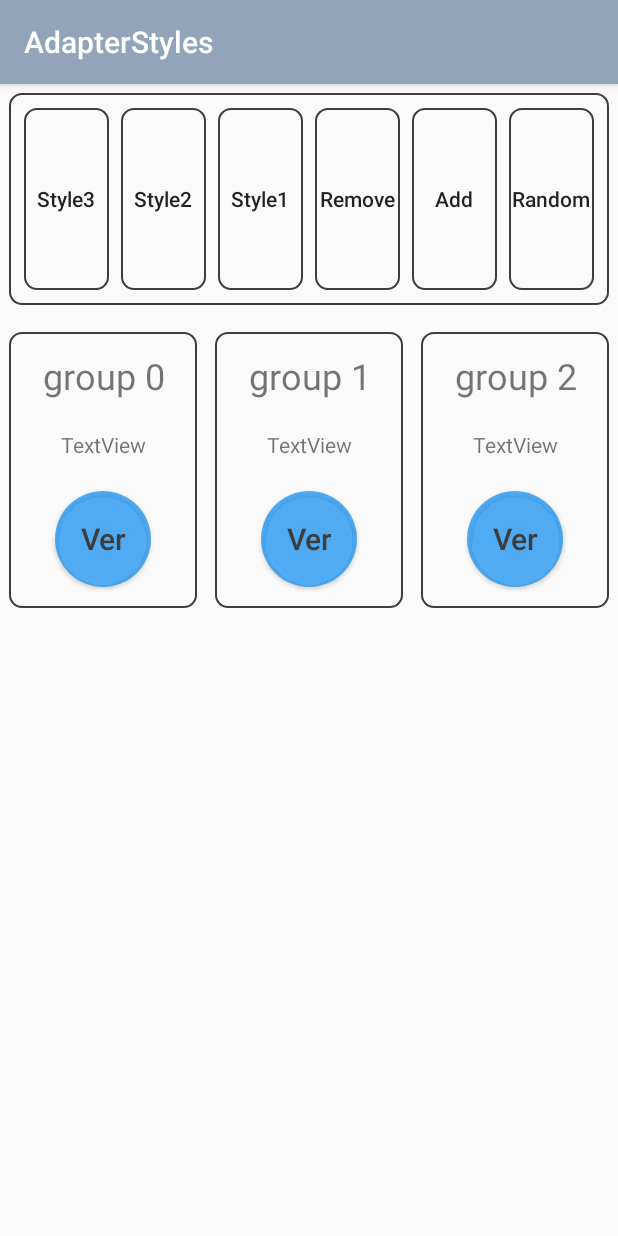
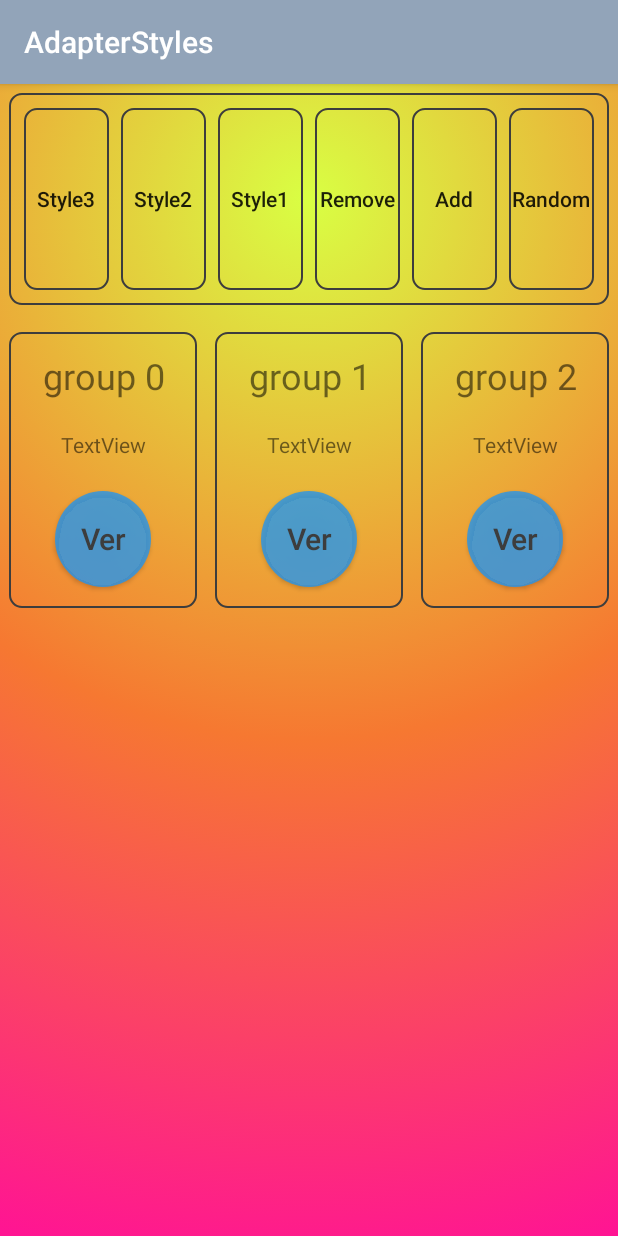
Before and after one commit to JavierEspinMegias/Android-recyclerView-examples, an Android app: the screen it shows after launch (MainActivity), on a phone screen of 412 x 824 dp. Run offline under Robolectric (Android 15) with nearby library versions, the phone set to English and light mode, and no system bars.

Commit message:
animation list

```diff
--- a/app/src/main/java/com/android/adapterstyles/MainActivity.java
+++ b/app/src/main/java/com/android/adapterstyles/MainActivity.java
@@ -1,13 +1,17 @@
 package com.android.adapterstyles;
 
 import androidx.appcompat.app.AppCompatActivity;
+import androidx.constraintlayout.widget.ConstraintLayout;
 import androidx.recyclerview.widget.GridLayoutManager;
 import androidx.recyclerview.widget.LinearLayoutManager;
 import androidx.recyclerview.widget.RecyclerView;
 import androidx.recyclerview.widget.StaggeredGridLayoutManager;
 
+import android.graphics.drawable.AnimationDrawable;
 import android.os.Bundle;
 import android.view.View;
+import android.view.animation.Animation;
+import android.view.animation.AnimationUtils;
 import android.widget.Button;
 import android.widget.ExpandableListView;
 import android.widget.LinearLayout;
@@ -32,10 +36,22 @@ public class MainActivity extends AppCompatActivity {
     private int pos, posLay;
     private LinearLayout layoutPadre;
 
+    private ConstraintLayout constraintLayout;
+    private AnimationDrawable animationDrawable;
+
     @Override
     protected void onCreate(Bundle savedInstanceState) {
         super.onCreate(savedInstanceState);
         setContentView(R.layout.activity_main);
+
+
+
+        constraintLayout = (ConstraintLayout) findViewById(R.id.main_constraint);
+        animationDrawable = (AnimationDrawable) constraintLayout.getBackground();
+        animationDrawable.setEnterFadeDuration(2000);
+        animationDrawable.setExitFadeDuration(2000);
+
+
 
         this.boton1 = (Button)findViewById(R.id.boton1);
         this.boton2 = (Button)findViewById(R.id.boton2);
@@ -45,6 +61,7 @@ public class MainActivity extends AppCompatActivity {
         this.pos = 0;
         this.posLay = 0;
         this.layoutPadre = (LinearLayout)findViewById(R.id.adapter_linear_layout);
+
 
 
         /// Identificacion y disenyo de adaptador
@@ -92,13 +109,29 @@ public class MainActivity extends AppCompatActivity {
                 adapterUsers.notifyItemRangeChanged(0,users.size());
                 recyclerUsers.setAdapter(adapterUsers);
 
-                Toast.makeText(MainActivity.this, "Has seleccionado "+group.getUsers().size()+" usuarios del grupo "+group.getName(), Toast.LENGTH_SHORT).show();
+                Toast.makeText(MainActivity.this, "Has seleccionado "+
+                        group.getUsers().size()+" usuarios del grupo "+group.getName(), Toast.LENGTH_SHORT).show();
             }
         });
 
         recyclerGroups.setAdapter(adapterGroups);
 
 
+    }
+
+    @Override
+    protected void onResume() {
+        super.onResume();
+        if (animationDrawable != null && !animationDrawable.isRunning()) {
+            animationDrawable.start();
+        }
+    }
+    @Override
+    protected void onPause() {
+        super.onPause();
+        if (animationDrawable != null && animationDrawable.isRunning()) {
+            animationDrawable.stop();
+        }
     }
 
 
--- a/app/src/main/java/com/android/adapterstyles/SimpleAdapter.java
+++ b/app/src/main/java/com/android/adapterstyles/SimpleAdapter.java
@@ -167,7 +167,7 @@ public class SimpleAdapter extends RecyclerView.Adapter<SimpleAdapter.ViewHolder
 
         // If the bound view wasn't previously displayed on screen, it's animated
         if (position > lastPosition){
-            Animation animation = AnimationUtils.loadAnimation(viewToAnimate.getContext(), animations[rnd.nextInt(animations.length-1)]);
+            Animation animation = AnimationUtils.loadAnimation(viewToAnimate.getContext(), R.anim.user_left_to_right);
 
             viewToAnimate.startAnimation(animation);
             lastPosition = position;
--- a/app/src/main/res/anim/user_left_to_right.xml
+++ b/app/src/main/res/anim/user_left_to_right.xml
@@ -2,15 +2,37 @@
 <set xmlns:android="http://schemas.android.com/apk/res/android"
     android:duration="500">
 
-        <translate
-            android:fromXDelta="-100%"
-            android:toXDelta="0%"
-            android:fromYDelta="0%"
-            android:toYDelta="0%"
-            android:duration="700"
+        <rotate
+            android:pivotY="0%"
+            android:pivotX="0%"
+            android:toDegrees="0"
+            android:fromDegrees="180"
             android:interpolator="@android:anim/accelerate_interpolator"
             />
 
+
+
+
+
+        <!--    <scale-->
+        <!--        android:fromXScale="10%"-->
+        <!--        android:fromYScale="10%"-->
+        <!--        android:toXScale="100%"-->
+        <!--        android:toYScale="100%"-->
+        <!--        android:pivotX="50%"-->
+        <!--        android:pivotY="50%"-->
+        <!--        android:interpolator="@android:anim/decelerate_interpolator"-->
+        <!--        />-->
+
+
+<!--        <translate-->
+<!--            android:fromXDelta="-100%"-->
+<!--            android:toXDelta="0%"-->
+<!--            android:fromYDelta="0%"-->
+<!--            android:toYDelta="0%"-->
+<!--            android:duration="700"-->
+<!--            android:interpolator="@android:anim/accelerate_interpolator"-->
+<!--            />-->
     <!--    <translate-->
     <!--        android:fromXDelta="-100%"-->
     <!--        android:toXDelta="0%"-->
@@ -39,15 +61,6 @@
 <!--                android:interpolator="@android:anim/accelerate_interpolator"-->
 <!--                />-->
 
-    <!--    <scale-->
-    <!--        android:fromXScale="10%"-->
-    <!--        android:fromYScale="10%"-->
-    <!--        android:toXScale="100%"-->
-    <!--        android:toYScale="100%"-->
-    <!--        android:pivotX="50%"-->
-    <!--        android:pivotY="50%"-->
-    <!--        android:interpolator="@android:anim/decelerate_interpolator"-->
-    <!--        />-->
 
 <!--        <scale-->
 <!--            android:fromXScale="210%"-->
--- a/app/src/main/res/anim/user_left_to_right_big_to_small.xml
+++ b/app/src/main/res/anim/user_left_to_right_big_to_small.xml
@@ -23,5 +23,4 @@
         />
 
 
-
 </set>
--- /dev/null
+++ b/app/src/main/res/drawable/animation_list.xml
@@ -0,0 +1,13 @@
+<?xml version="1.0" encoding="utf-8"?>
+<animation-list xmlns:android="http://schemas.android.com/apk/res/android">
+
+    <item android:duration="2000"
+        android:drawable="@drawable/gradient_start"/>
+
+    <item android:duration="2000"
+        android:drawable="@drawable/gradient_end"/>
+
+    <item android:duration="2000"
+        android:drawable="@drawable/gradient_center"/>
+
+</animation-list>
--- /dev/null
+++ b/app/src/main/res/drawable/gradient_center.xml
@@ -0,0 +1,12 @@
+<?xml version="1.0" encoding="utf-8"?>
+<shape xmlns:android="http://schemas.android.com/apk/res/android"
+    android:shape="rectangle">
+    <gradient
+        android:type="radial"
+        android:angle="360"
+        android:gradientRadius="1080"
+        android:centerY="10%"
+        android:startColor="@color/colorGradientCenter"
+        android:centerColor="@color/colorGradientEnd"
+        android:endColor="@color/colorGradientStart"/>
+</shape>
--- /dev/null
+++ b/app/src/main/res/drawable/gradient_end.xml
@@ -0,0 +1,12 @@
+<?xml version="1.0" encoding="utf-8"?>
+<shape xmlns:android="http://schemas.android.com/apk/res/android"
+    android:shape="rectangle">
+    <gradient
+        android:type="radial"
+        android:angle="360"
+        android:gradientRadius="1080"
+        android:centerY="10%"
+        android:startColor="@color/colorGradientEnd"
+        android:centerColor="@color/colorGradientStart"
+        android:endColor="@color/colorGradientCenter"/>
+</shape>
--- /dev/null
+++ b/app/src/main/res/drawable/gradient_start.xml
@@ -0,0 +1,12 @@
+<?xml version="1.0" encoding="utf-8"?>
+<shape xmlns:android="http://schemas.android.com/apk/res/android"
+    android:shape="rectangle">
+    <gradient
+        android:type="radial"
+        android:angle="360"
+        android:gradientRadius="1080"
+        android:centerY="10%"
+        android:startColor="@color/colorGradientStart"
+        android:centerColor="@color/colorGradientCenter"
+        android:endColor="@color/colorGradientEnd"/>
+</shape>
--- a/app/src/main/res/layout/activity_main.xml
+++ b/app/src/main/res/layout/activity_main.xml
@@ -4,7 +4,9 @@
     xmlns:tools="http://schemas.android.com/tools"
     android:layout_width="match_parent"
     android:layout_height="match_parent"
-    tools:context=".MainActivity">
+    tools:context=".MainActivity"
+    android:background="@drawable/animation_list"
+    android:id="@+id/main_constraint">
 
 
     <androidx.constraintlayout.widget.Guideline
--- a/app/src/main/res/values/colors.xml
+++ b/app/src/main/res/values/colors.xml
@@ -3,4 +3,7 @@
     <color name="colorPrimary">#92A4B9</color>
     <color name="colorPrimaryDark">#949494</color>
     <color name="colorAccent">#3D3D3D</color>
+    <color name="colorGradientStart">#D9FF43</color>
+    <color name="colorGradientCenter">#F67831</color>
+    <color name="colorGradientEnd">#FF1493</color>
 </resources>
```
Also changed, not shown: app/src/main/res/anim/user_down_to_up.xml (line endings or trailing spaces).
